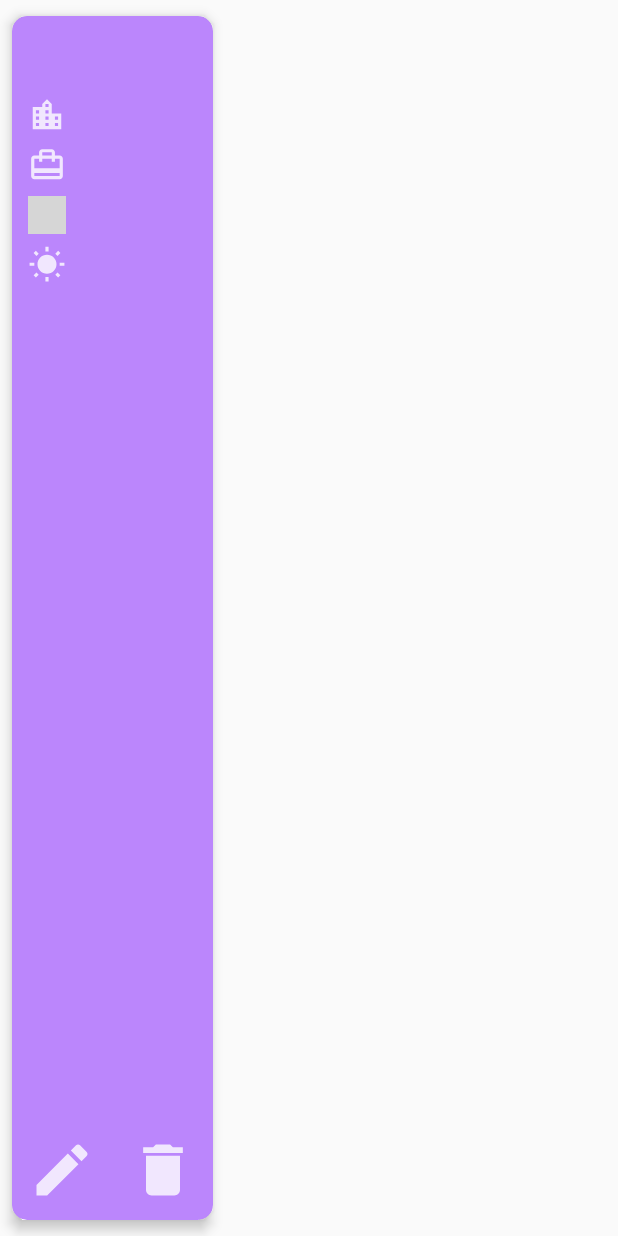
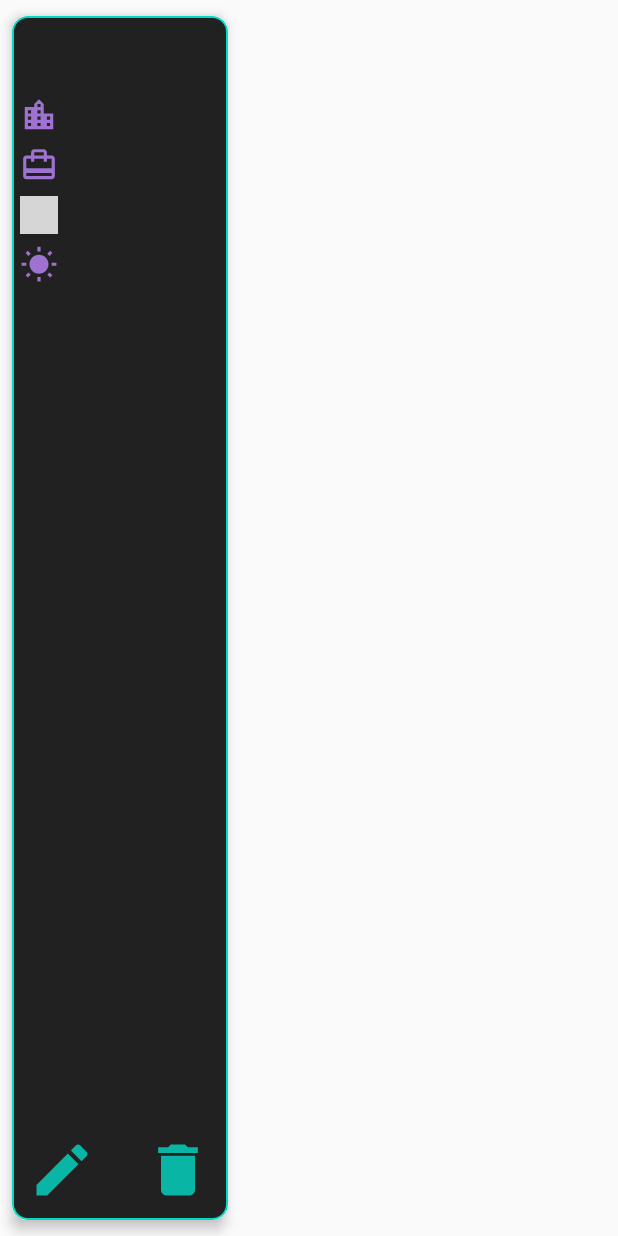
Before and after one commit to jerinic-dusan/Packing_Helper, an Android app: the layout suitcase_item.xml on its own in the app's theme, with its tools: preview values and no code run, on a phone screen of 412 x 824 dp. Run offline under Robolectric (Android 15) with nearby library versions, the phone set to English and light mode, and no system bars; grey boxes are pictures that could not be loaded.

Commit message:
Much better colors.

```diff
--- a/app/build.gradle
+++ b/app/build.gradle
@@ -46,7 +46,7 @@ dependencies {
     implementation 'androidx.constraintlayout:constraintlayout:1.1.3'
 
     // UI
-    implementation "com.google.android.material:material:1.2.0-alpha05"
+    implementation "com.google.android.material:material:1.3.0-alpha02"
     implementation "androidx.recyclerview:recyclerview:1.2.0-alpha05"
 
     // Activity
--- a/app/src/main/res/drawable/ic_business.xml
+++ b/app/src/main/res/drawable/ic_business.xml
@@ -1,7 +1,7 @@
 <vector android:height="150dp" android:viewportHeight="512"
     android:viewportWidth="512" android:width="150dp" xmlns:android="http://schemas.android.com/apk/res/android">
-    <path android:fillColor="@color/colorBackground"
+    <path android:fillColor="@color/colorPrimary"
         android:pathData="M237.9,3.1c-39.5,10 -75.1,43.7 -85.5,81 -3.5,12.6 -4.3,31.9 -1.9,42.9 3.2,14.6 3.2,13.8 -0.9,14.5 -2.3,0.5 -4.6,1.9 -6.2,3.8 -2.6,3.1 -2.6,3.3 -2.2,15.2 0.5,10.7 1,13.3 4.6,24.1 4.8,14.4 9.2,23.5 12.6,26.2 1.4,1 2.2,2.2 1.8,2.6 -0.3,0.4 0.1,0.4 1,0.1 1.8,-0.7 2.1,0.1 5.2,13.5 1.9,8.2 5.7,18.5 10.3,27.5 16.3,32.2 46.4,49.7 82.8,48.2 9.1,-0.3 13.9,-1.1 19.9,-3 4.4,-1.4 8.4,-2.3 9,-2 0.6,0.3 0.8,0.3 0.4,-0.1 -0.4,-0.5 2.3,-2.3 6,-4.2 14.8,-7.4 28.1,-22 37.2,-40.8 4.8,-9.8 10,-25.5 10,-30 0,-3.1 1.9,-4.6 5.5,-4.6 4.3,-0 7.5,-3.7 12.5,-14.3 6.3,-13.4 9.2,-25.8 9.4,-40l0.1,-11.8 -3.3,-3 -3.3,-2.9 1.5,-7.9c4,-20.8 4.5,-51 1.1,-65.1 -3.9,-15.9 -13.2,-28.3 -25.2,-33.5 -4.5,-2 -6.9,-3.9 -10.1,-8 -5.5,-7 -18.6,-16.8 -29,-21.7 -19.7,-9.3 -43.1,-11.8 -63.3,-6.7z" android:strokeColor="#00000000"/>
-    <path android:fillColor="@color/colorBackground"
+    <path android:fillColor="@color/colorPrimary"
         android:pathData="M168.5,298.7c-11.8,7.3 -41.5,22.2 -53.4,26.8 -5.1,2 -16.4,5.9 -25,8.7 -18.5,5.9 -27.6,10.4 -33,16.3 -5.6,6.1 -11.8,18.9 -14.5,30.3 -2.2,9.2 -2.4,11.1 -2,37.2 0.2,22.1 0.6,29.1 2.1,35.4l1.8,8 11,5.7c13.5,7.2 31.2,14.7 46.5,20 13,4.5 42.4,12.9 45.3,12.9 1,-0 1.5,0.4 1.2,1 -0.3,0.5 0,0.7 0.8,0.4 0.7,-0.2 6.9,0.6 13.8,2 6.8,1.4 20.5,3.7 30.4,5.1 17.4,2.6 19.5,2.7 63,2.7 43.4,-0 45.6,-0.1 63,-2.6 9.9,-1.5 23.6,-3.8 30.4,-5.2 6.7,-1.4 13,-2.3 13.8,-2 0.8,0.3 1.2,0.2 0.9,-0.3 -0.3,-0.5 1.1,-1.2 3.2,-1.5 4.6,-0.9 26,-6.9 36.7,-10.3 21.7,-7.1 58.8,-23.6 62.8,-28 3.4,-3.8 4.9,-16.2 5.2,-44.5 0.4,-25.7 0.3,-27 -2.1,-36 -3.3,-12.6 -10.2,-26.4 -15.7,-31.5 -6.5,-6 -11.8,-8.7 -26.2,-13.3 -32.5,-10.4 -52.7,-19 -76.1,-32.6 -18.5,-10.7 -18.4,-10.7 -18.8,-9.2 -0.3,0.7 -2.6,8 -5.1,16.3 -2.6,8.2 -7.3,23.3 -10.5,33.5 -8.4,26.5 -19.8,62.4 -22.2,70 -4.4,13.9 -8.1,23.1 -9,22.8 -1.1,-0.4 -3.5,-6.7 -13.4,-34.9l-5.5,-15.7 4.4,-6.8c16.2,-25.1 17.1,-41.7 2.7,-49.8 -5.4,-3 -5.8,-3.1 -18.5,-3.1 -14.2,-0 -16,0.5 -23.1,6.7 -4.5,4 -5.7,6.9 -5.5,13.6 0.3,8.2 3.4,16.6 10.6,28.8l6.5,11.1 -5.9,16.9c-9.1,26 -11.3,31.8 -12.6,33.2 -1.4,1.6 -3,-2.4 -11,-28 -2.9,-9.5 -7.8,-25.2 -10.9,-34.8 -3.1,-9.6 -5.7,-18.4 -5.9,-19.5 -0.1,-1.1 -0.6,-2.5 -1,-3.2 -0.7,-1.1 -3,-8.1 -12.2,-37.5 -2,-6.5 -3.3,-12.3 -2.9,-12.9 0.4,-0.7 0.3,-0.9 -0.3,-0.6 -0.6,0.4 -1.5,-1.1 -2.2,-3.3 -0.6,-2.2 -1.5,-4 -1.9,-3.9 -0.4,-0 -4.7,2.6 -9.7,5.6z" android:strokeColor="#00000000"/>
 </vector>
--- a/app/src/main/res/drawable/ic_casual_man.xml
+++ b/app/src/main/res/drawable/ic_casual_man.xml
@@ -1,7 +1,7 @@
 <vector android:height="150dp" android:viewportHeight="512"
     android:viewportWidth="512" android:width="150dp" xmlns:android="http://schemas.android.com/apk/res/android">
-    <path android:fillColor="@color/colorBackground"
+    <path android:fillColor="@color/colorPrimary"
         android:pathData="M237.9,3.1c-39.5,10 -75.1,43.7 -85.5,81 -3.5,12.6 -4.3,31.9 -1.9,42.9 3.2,14.6 3.2,13.8 -0.9,14.5 -2.3,0.5 -4.6,1.9 -6.2,3.8 -2.6,3.1 -2.6,3.3 -2.2,15.2 0.5,10.7 1,13.3 4.6,24.1 4.8,14.4 9.2,23.5 12.6,26.2 1.4,1 2.2,2.2 1.8,2.6 -0.3,0.4 0.1,0.4 1,0.1 1.8,-0.7 2.1,0.1 5.2,13.5 1.9,8.2 5.7,18.5 10.3,27.5 16.3,32.2 46.4,49.7 82.8,48.2 9.1,-0.3 13.9,-1.1 19.9,-3 4.4,-1.4 8.4,-2.3 9,-2 0.6,0.3 0.8,0.3 0.4,-0.1 -0.4,-0.5 2.3,-2.3 6,-4.2 14.8,-7.4 28.1,-22 37.2,-40.8 4.8,-9.8 10,-25.5 10,-30 0,-3.1 1.9,-4.6 5.5,-4.6 4.3,-0 7.5,-3.7 12.5,-14.3 6.3,-13.4 9.2,-25.8 9.4,-40l0.1,-11.8 -3.3,-3 -3.3,-2.9 1.5,-7.9c4,-20.8 4.5,-51 1.1,-65.1 -3.9,-15.9 -13.2,-28.3 -25.2,-33.5 -4.5,-2 -6.9,-3.9 -10.1,-8 -5.5,-7 -18.6,-16.8 -29,-21.7 -19.7,-9.3 -43.1,-11.8 -63.3,-6.7z" android:strokeColor="#00000000"/>
-    <path android:fillColor="@color/colorBackground"
+    <path android:fillColor="@color/colorPrimary"
         android:pathData="M176.5,294c-0.3,0.5 -2,1 -3.6,1 -1.7,-0 -3.2,0.6 -3.6,1.5 -0.3,0.9 -2.6,2.6 -5.2,3.9 -2.5,1.3 -6.9,4 -9.8,5.9 -6.5,4.4 -27.9,14.8 -39.7,19.4 -4.9,1.9 -15.9,5.7 -24.5,8.5 -18.5,5.9 -27.6,10.4 -33,16.3 -5.6,6.1 -11.8,18.9 -14.5,30.3 -2.2,9.2 -2.4,11.1 -2,37.2 0.2,22.1 0.6,29.1 2.1,35.4l1.8,8 11,5.7c13.5,7.2 31.2,14.7 46.5,20 13,4.5 42.4,12.9 45.3,12.9 1,-0 1.5,0.4 1.2,1 -0.3,0.5 0,0.7 0.8,0.4 0.7,-0.2 6.9,0.6 13.8,2 6.8,1.4 20.4,3.7 30.2,5.1 16.6,2.4 20.7,2.6 64.5,3 45.6,0.3 47.1,0.3 62,-2.1 8.5,-1.3 18.5,-3.1 22.3,-4 3.9,-0.9 7.7,-1.3 8.5,-1 0.9,0.3 1.2,0.1 0.9,-0.4 -0.3,-0.6 0.2,-1 1.2,-1 2.9,-0 32.3,-8.4 45.3,-12.9 15.3,-5.3 33,-12.8 46.5,-20l11,-5.7 1.8,-8c1.5,-6.3 1.9,-13.3 2.1,-35.4 0.4,-26.1 0.2,-28 -2,-37.2 -2.7,-11.4 -8.9,-24.2 -14.5,-30.3 -5.4,-5.9 -14.5,-10.4 -33,-16.3 -8.6,-2.8 -19.6,-6.6 -24.5,-8.5 -11.8,-4.6 -33.2,-15 -39.7,-19.4 -2.9,-1.9 -7.3,-4.6 -9.8,-5.9 -2.6,-1.3 -4.9,-2.9 -5.2,-3.7 -0.3,-0.8 -2.6,-1.7 -5.2,-2 -4.6,-0.7 -4.9,-0.5 -10.4,4.2 -9.8,8.5 -31.4,20.3 -34.1,18.6 -0.6,-0.4 -1,-0.2 -1,0.3 0,1.3 -16.3,3.5 -26.1,3.5 -25.3,-0.1 -51,-9.7 -69.6,-25.9 -6.5,-5.8 -6.8,-5.9 -7.8,-4.4z" android:strokeColor="#00000000"/>
 </vector>
--- a/app/src/main/res/drawable/round_button.xml
+++ b/app/src/main/res/drawable/round_button.xml
@@ -2,9 +2,9 @@
 <shape xmlns:android="http://schemas.android.com/apk/res/android">
     <stroke
         android:width="1dp"
-        android:color="@color/colorPrimaryLight" />
+        android:color="@color/colorAccent" />
 
-    <solid android:color="@color/colorPrimary" />
+    <solid android:color="@color/colorBackgroundLight" />
 
     <padding
         android:left="10dp"
--- a/app/src/main/res/drawable/round_layout.xml
+++ b/app/src/main/res/drawable/round_layout.xml
@@ -2,9 +2,9 @@
 <shape xmlns:android="http://schemas.android.com/apk/res/android" >
     <stroke
         android:width="1dp"
-        android:color="@color/colorBackgroundLight" />
+        android:color="@color/colorCard" />
 
-    <solid android:color="@color/colorBackgroundLightOpacity" />
+    <solid android:color="@color/colorCard" />
 
     <padding
         android:left="10dp"
--- a/app/src/main/res/drawable/round_text_view.xml
+++ b/app/src/main/res/drawable/round_text_view.xml
@@ -2,9 +2,9 @@
 <shape xmlns:android="http://schemas.android.com/apk/res/android" >
     <stroke
         android:width="1dp"
-        android:color="@color/colorBackgroundLight" />
+        android:color="@color/colorCard" />
 
-    <solid android:color="@color/colorBackgroundLightOpacity" />
+    <solid android:color="@color/colorCard" />
 
     <padding
         android:left="10dp"
--- a/app/src/main/res/layout/occasion_item.xml
+++ b/app/src/main/res/layout/occasion_item.xml
@@ -7,16 +7,18 @@
     android:clickable="true"
     android:focusable="true"
     app:cardCornerRadius="10dp"
+    app:strokeColor="@color/colorAccent"
     app:cardElevation="5dp"
     app:cardPreventCornerOverlap="true"
     app:cardUseCompatPadding="true"
-    app:cardBackgroundColor="@color/colorPrimary"
+
     xmlns:app="http://schemas.android.com/apk/res-auto">
 
     <androidx.constraintlayout.widget.ConstraintLayout
         android:id="@+id/constraintLayout"
         android:layout_width="match_parent"
         android:layout_height="wrap_content"
+        android:background="@drawable/round_button"
         android:padding="5dp"
         >
 
--- a/app/src/main/res/layout/suitcase_item.xml
+++ b/app/src/main/res/layout/suitcase_item.xml
@@ -2,7 +2,7 @@
 <androidx.cardview.widget.CardView
     xmlns:android="http://schemas.android.com/apk/res/android"
     xmlns:app="http://schemas.android.com/apk/res-auto"
-    android:layout_width="150dp"
+    android:layout_width="160dp"
     android:layout_height="match_parent"
     android:foreground="?android:attr/selectableItemBackground"
     android:clickable="true"
@@ -11,35 +11,28 @@
     app:cardElevation="5dp"
     app:cardPreventCornerOverlap="true"
     app:cardUseCompatPadding="true"
-    app:cardBackgroundColor="@color/colorPrimary"
     >
 
     <androidx.constraintlayout.widget.ConstraintLayout
         android:id="@+id/constraintLayout"
         android:layout_width="match_parent"
         android:layout_height="match_parent"
+        android:background="@drawable/round_button"
         android:padding="5dp"
         >
-
-        <ImageView
-            android:id="@+id/suitcase_image"
-            android:layout_width="100dp"
-            android:layout_height="100dp"
-            android:background="@android:color/transparent"
-            app:layout_constraintBottom_toBottomOf="parent"
-            app:layout_constraintEnd_toEndOf="parent"
-            app:layout_constraintStart_toStartOf="parent" />
 
         <TextView
             android:id="@+id/suitcase_title"
             android:layout_width="wrap_content"
             android:layout_height="wrap_content"
-            android:textColor="@color/colorTextPrimary"
+            android:textColor="@color/colorTextHigh"
             android:textSize="24sp"
             android:textStyle="italic"
             android:layout_margin="5dp"
+            android:gravity="center"
             app:layout_constraintTop_toTopOf="parent"
             app:layout_constraintStart_toStartOf="parent"
+            app:layout_constraintEnd_toEndOf="parent"
             />
 <!--        <TextView-->
 <!--            android:id="@+id/suitcase_description"-->
@@ -69,99 +62,101 @@
             android:layout_width="match_parent"
             android:layout_height="wrap_content"
             android:layout_marginTop="10dp"
-            android:layout_marginStart="5dp"
             android:layout_marginEnd="5dp"
             android:background="@android:color/transparent"
+            app:layout_constraintEnd_toEndOf="parent"
             app:layout_constraintStart_toStartOf="parent"
-            app:layout_constraintTop_toBottomOf="@+id/suitcase_title"
-            >
+            app:layout_constraintTop_toBottomOf="@+id/suitcase_title">
+
             <ImageView
                 android:id="@+id/location_icon"
                 android:layout_width="25dp"
                 android:layout_height="25dp"
                 android:src="@drawable/location"
-                app:layout_constraintTop_toTopOf="parent"
+                android:tint="@color/colorPrimary"
                 app:layout_constraintStart_toStartOf="parent"
-                />
+                app:layout_constraintTop_toTopOf="parent" />
+
             <ImageView
                 android:id="@+id/occasion_icon"
                 android:layout_width="25dp"
                 android:layout_height="25dp"
+                android:layout_marginTop="8dp"
                 android:src="@drawable/new_suitcase"
-                android:layout_marginTop="8dp"
-                app:layout_constraintTop_toBottomOf="@+id/location_icon"
+                android:tint="@color/colorPrimary"
                 app:layout_constraintStart_toStartOf="parent"
-                />
+                app:layout_constraintTop_toBottomOf="@+id/location_icon" />
+
             <ImageView
                 android:id="@+id/duration_icon"
                 android:layout_width="25dp"
                 android:layout_height="25dp"
+                android:layout_marginTop="8dp"
                 android:src="@drawable/calendar"
-                android:layout_marginTop="8dp"
-                app:layout_constraintTop_toBottomOf="@+id/occasion_icon"
+                android:tint="@color/colorPrimary"
                 app:layout_constraintStart_toStartOf="parent"
-                />
+                app:layout_constraintTop_toBottomOf="@+id/occasion_icon" />
+
             <ImageView
                 android:id="@+id/temperature_icon"
                 android:layout_width="25dp"
                 android:layout_height="25dp"
+                android:layout_marginTop="8dp"
                 android:src="@drawable/weather"
-                android:layout_marginTop="8dp"
-                app:layout_constraintTop_toBottomOf="@+id/duration_icon"
+                android:tint="@color/colorPrimary"
                 app:layout_constraintStart_toStartOf="parent"
-                />
+                app:layout_constraintTop_toBottomOf="@+id/duration_icon" />
 
             <TextView
                 android:id="@+id/location_text"
                 android:layout_width="wrap_content"
                 android:layout_height="25dp"
-                android:textSize="18sp"
+                android:ellipsize="marquee"
                 android:gravity="center"
-                android:ellipsize="marquee"
                 android:singleLine="true"
                 android:textColor="@color/colorTextPrimary"
+                android:textSize="18sp"
                 app:layout_constraintStart_toEndOf="@+id/location_icon"
-                app:layout_constraintTop_toTopOf="parent"
-                />
+                app:layout_constraintTop_toTopOf="parent" />
+
             <TextView
                 android:id="@+id/occasion_text"
                 android:layout_width="wrap_content"
                 android:layout_height="25dp"
+                android:layout_marginTop="8dp"
+                android:ellipsize="marquee"
+                android:gravity="center"
+                android:singleLine="true"
+                android:textColor="@color/colorTextPrimary"
                 android:textSize="18sp"
-                android:gravity="center"
-                android:ellipsize="marquee"
-                android:singleLine="true"
-                android:layout_marginTop="8dp"
-                android:textColor="@color/colorTextPrimary"
                 app:layout_constraintStart_toEndOf="@+id/occasion_icon"
-                app:layout_constraintTop_toBottomOf="@+id/location_text"
-                />
+                app:layout_constraintTop_toBottomOf="@+id/location_text" />
+
             <TextView
                 android:id="@+id/duration_text"
                 android:layout_width="wrap_content"
                 android:layout_height="25dp"
+                android:layout_marginTop="8dp"
+                android:ellipsize="marquee"
+                android:gravity="center"
+                android:singleLine="true"
+                android:textColor="@color/colorTextPrimary"
                 android:textSize="18sp"
-                android:gravity="center"
-                android:ellipsize="marquee"
-                android:singleLine="true"
-                android:layout_marginTop="8dp"
-                android:textColor="@color/colorTextPrimary"
                 app:layout_constraintStart_toEndOf="@+id/duration_icon"
-                app:layout_constraintTop_toBottomOf="@+id/occasion_text"
-                />
+                app:layout_constraintTop_toBottomOf="@+id/occasion_text" />
+
             <TextView
                 android:id="@+id/temperature_text"
                 android:layout_width="wrap_content"
                 android:layout_height="25dp"
+                android:layout_marginTop="8dp"
+                android:ellipsize="marquee"
+                android:gravity="center"
+                android:singleLine="true"
+                android:textColor="@color/colorTextPrimary"
                 android:textSize="18sp"
-                android:gravity="center"
-                android:ellipsize="marquee"
-                android:singleLine="true"
-                android:layout_marginTop="8dp"
-                android:textColor="@color/colorTextPrimary"
                 app:layout_constraintStart_toEndOf="@+id/temperature_icon"
-                app:layout_constraintTop_toBottomOf="@+id/duration_text"
-                />
+                app:layout_constraintTop_toBottomOf="@+id/duration_text" />
         </androidx.constraintlayout.widget.ConstraintLayout>
 
         <Button
@@ -169,6 +164,7 @@
             android:layout_width="45dp"
             android:layout_height="45dp"
             android:background="@drawable/edit"
+            android:backgroundTint="@color/colorAccent"
             android:layout_margin="5dp"
             app:layout_constraintBottom_toBottomOf="parent"
             app:layout_constraintStart_toStartOf="parent"
@@ -179,6 +175,7 @@
             android:layout_width="45dp"
             android:layout_height="45dp"
             android:background="@drawable/delete"
+            android:backgroundTint="@color/colorAccent"
             android:layout_margin="5dp"
             app:layout_constraintBottom_toBottomOf="parent"
             app:layout_constraintEnd_toEndOf="parent"
--- a/app/src/main/res/values/colors.xml
+++ b/app/src/main/res/values/colors.xml
@@ -3,9 +3,17 @@
     <color name="colorPrimary">#bb86fc</color>
     <color name="colorPrimaryDark">#8858c8</color>
     <color name="colorPrimaryLight">#efb7ff</color>
-    <color name="colorBackground">#121212</color>
+
     <color name="colorBackgroundLight">#212121</color>
     <color name="colorTextPrimary">#ffffff</color>
     <color name="colorBackgroundLightOpacity">#F2212121</color>
     <color name="colorGrey">#424242</color>
+
+
+    <color name="colorBackground">#121212</color>
+    <color name="colorCard">#1d1d1d</color>
+    <color name="colorAccent">#03dac6</color>
+    <color name="colorTextHigh">#deffffff</color>
+    <color name="colorTextMedium">#99ffffff</color>
+    <color name="colorTextLow">#61ffffff</color>
 </resources>
```
Also changed, not shown: app/src/main/java/rs/raf/projekat2/packinghelper/presentation/view/activities/MapsActivity.kt (+4 -4 lines), app/src/main/java/rs/raf/projekat2/packinghelper/presentation/view/recycler/viewholder/SuitcaseViewHolder.kt (+3 -5 lines), app/src/main/res/drawable/ic_businessman_casual.xml (+2 -2 lines), app/src/main/res/layout/activity_maps.xml (+63 -71 lines), app/src/main/res/values/styles.xml (+2 -6 lines).
